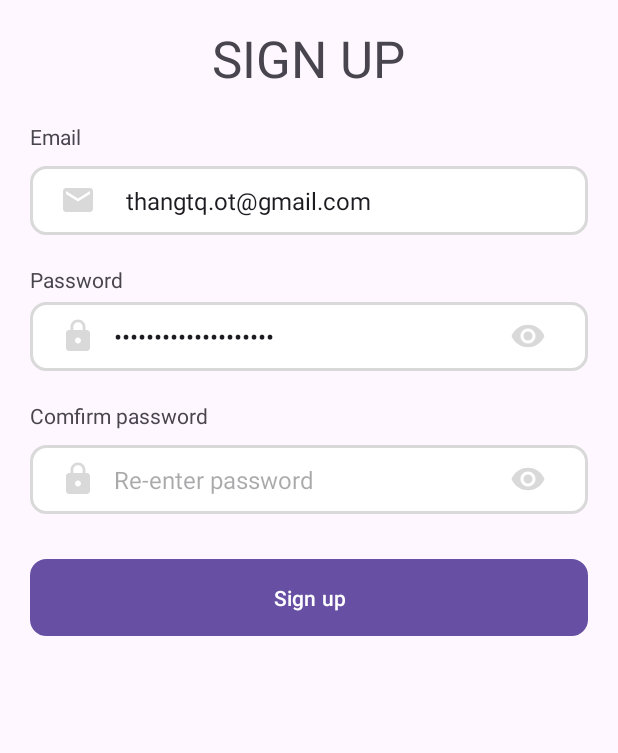
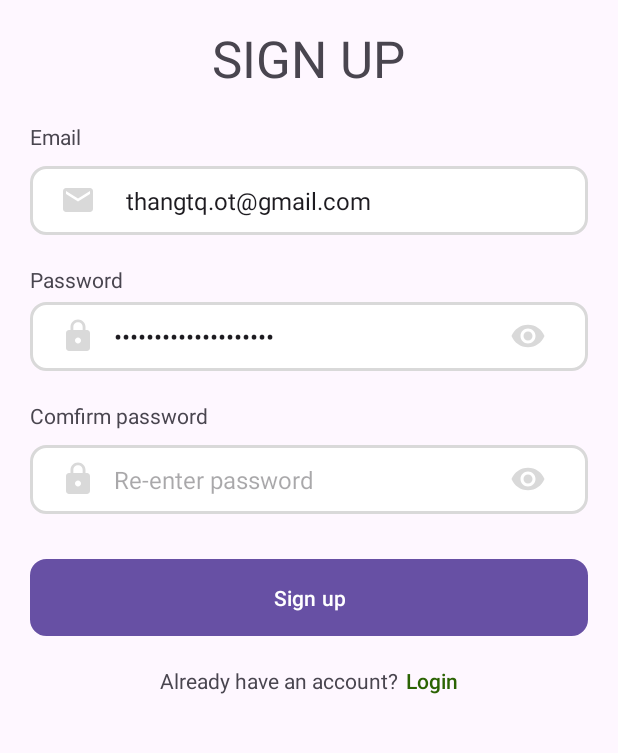
Before and after one commit to quangthangit/Avoca-app, an Android app: the fragment SignUpFragment shown on its own in the app's theme, on a phone screen of 412 x 824 dp, the part 162-915 px from its top. Run offline under Robolectric (Android 15) with nearby library versions, the phone set to English and light mode, and no system bars.

Commit message:
update fragment sign up layout

```diff
--- a/app/src/main/res/layout/fragment_sign_up.xml
+++ b/app/src/main/res/layout/fragment_sign_up.xml
@@ -63,7 +63,17 @@
             android:text="thangtq.ot@gmail.com"
             android:textSize="16dp" />
     </RelativeLayout>
-
+    <TextView
+        android:layout_width="match_parent"
+        android:layout_height="wrap_content"
+        android:layout_marginHorizontal="20dp"
+        android:layout_marginTop="10dp"
+        android:fontFamily="sans-serif"
+        android:textColor="#FF4D4F"
+        android:gravity="start"
+        android:text="Please enter email"
+        android:visibility="gone"
+        android:textSize="14dp" />
 
     <TextView
         android:layout_width="match_parent"
@@ -116,7 +126,17 @@
             android:src="@drawable/eye_icon" />
 
     </RelativeLayout>
-
+    <TextView
+        android:layout_width="match_parent"
+        android:layout_height="wrap_content"
+        android:layout_marginHorizontal="20dp"
+        android:layout_marginVertical="10dp"
+        android:fontFamily="sans-serif"
+        android:textColor="#FF4D4F"
+        android:gravity="start"
+        android:text="Please enter email"
+        android:visibility="gone"
+        android:textSize="14dp" />
     <TextView
         android:layout_width="match_parent"
         android:layout_height="wrap_content"
@@ -167,7 +187,17 @@
             android:src="@drawable/eye_icon" />
 
     </RelativeLayout>
-
+    <TextView
+        android:layout_width="match_parent"
+        android:layout_height="wrap_content"
+        android:layout_marginHorizontal="20dp"
+        android:layout_marginVertical="10dp"
+        android:fontFamily="sans-serif"
+        android:textColor="#FF4D4F"
+        android:gravity="start"
+        android:text="Please enter email"
+        android:visibility="gone"
+        android:textSize="14dp" />
     <Button
         android:layout_width="match_parent"
         android:layout_height="wrap_content"
@@ -179,5 +209,23 @@
         android:text="Sign up"
         android:textColor="#FFFFFF" />
 
+    <LinearLayout
+        android:layout_width="wrap_content"
+        android:layout_height="wrap_content"
+        android:layout_marginTop="20dp"
+        android:orientation="horizontal">
 
+        <TextView
+            android:layout_width="wrap_content"
+            android:layout_height="wrap_content"
+            android:text="Already have an account?" />
+
+        <TextView
+            android:layout_width="wrap_content"
+            android:layout_height="wrap_content"
+            android:fontFamily="sans-serif-medium"
+            android:layout_marginStart="5dp"
+            android:textColor="#2B6303"
+            android:text="Login" />
+    </LinearLayout>
 </LinearLayout>
```
